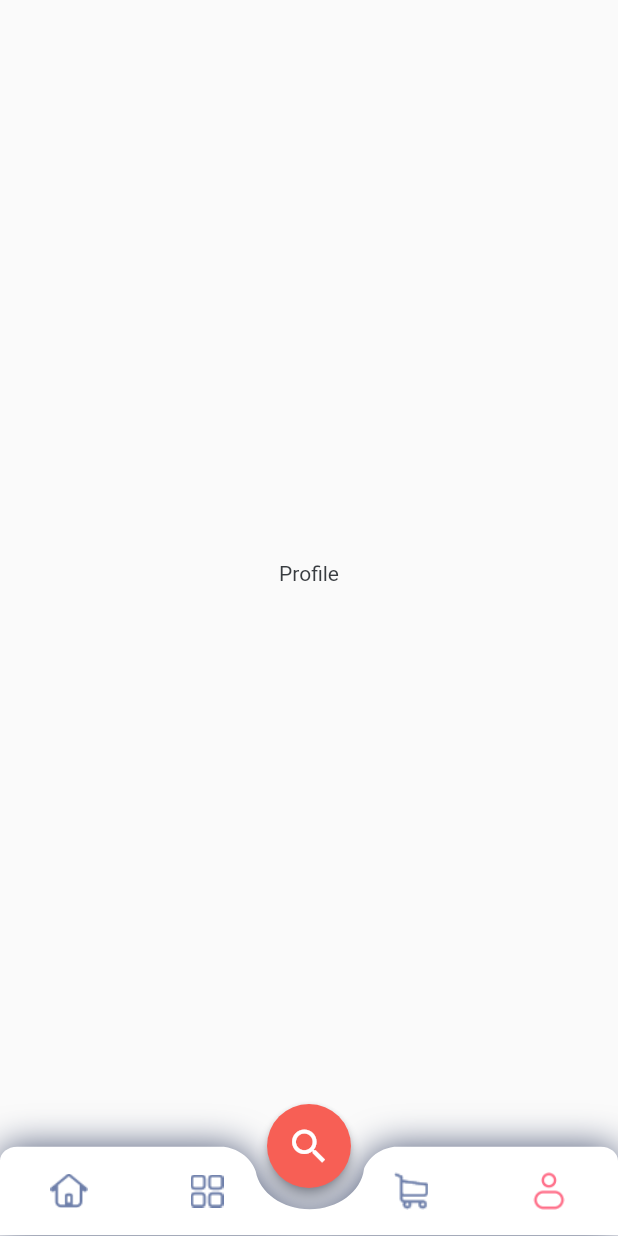
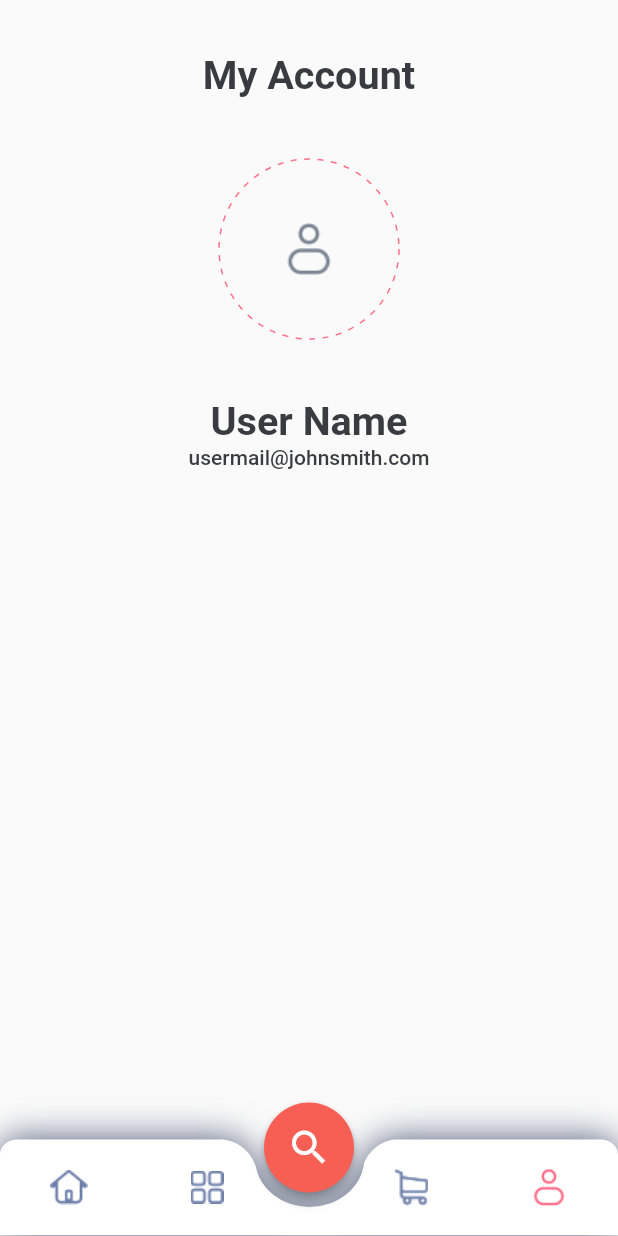
Before and after one commit to izajul/dokan_demo, a Flutter app: the screen it shows after launch, swiped to page 2, on a phone screen of 412 x 824 dp. Run offline on Flutter 3.47's test engine with Material 2 defaults, Android fonts, the phone set to English and light mode, and no system bars; drawn by our look-alikes of dotted_border.

Commit message:
profile.screen.dart create and few design done

```diff
--- a/lib/view/home.view.dart
+++ b/lib/view/home.view.dart
@@ -31,7 +31,12 @@ class _HomeState extends State<Home> {
         ),
       ),
 
-      floatingActionButton: FloatingActionButton(
+      floatingActionButton: Transform.translate(
+        offset: Offset(0, 6),
+        child: SizedBox(
+          width: 60,
+          height: 60,
+          child: FloatingActionButton(
             //Floating action button on Scaffold
             elevation: 3,
 
@@ -45,6 +50,8 @@ class _HomeState extends State<Home> {
               size: 30,
             ), //icon inside button
           ),
+        ),
+      ),
 
       floatingActionButtonLocation: FloatingActionButtonLocation.centerDocked,
       //floating action button position to center
@@ -55,9 +62,9 @@ class _HomeState extends State<Home> {
         color: Colors.transparent,
         shape: const CircularNotchedRectangle(),
         notchMargin:
-            8, //notche margin between floating button and bottom appbar
+            0, //notche margin between floating button and bottom appbar
         child: Container(
-          height: 60,
+          height: 65,
           decoration: ShapeDecoration(
             color: Colors.white,
             shape: BottomAppBarBorderShape(),
--- a/lib/view/screens/profile.screen.dart
+++ b/lib/view/screens/profile.screen.dart
@@ -1,13 +1,96 @@
+import 'package:dokan/utils/appearance.dart';
+import 'package:dotted_border/dotted_border.dart';
 import 'package:flutter/cupertino.dart';
+import 'package:flutter/material.dart';
 
 class Profile extends StatelessWidget {
   const Profile({Key? key}) : super(key: key);
 
   @override
   Widget build(BuildContext context) {
-    return Container(
-      alignment: Alignment.center,
-      child: Text("Profile"),
+    return Padding(
+      padding: const EdgeInsets.symmetric(horizontal: 33),
+      child: SingleChildScrollView(
+        physics: const ScrollPhysics(),
+        child: ListView(
+          physics: const NeverScrollableScrollPhysics(),
+          shrinkWrap: true,
+          children: [
+            Padding(
+              padding: const EdgeInsets.only(
+                top: 35,
+              ),
+              child: Center(
+                child: Text(
+                  "My Account",
+                  style: textTheme.headline5?.apply(fontSizeFactor: 1.2),
+                ),
+              ),
+            ),
+
+            /// Choose Profile Image , Image Picker
+            Padding(
+              padding: const EdgeInsets.only(top: 40, bottom: 40),
+              child: Center(
+                child: Stack(
+                  children: [
+                    DottedBorder(
+                        borderType: BorderType.Circle,
+                        padding: EdgeInsets.all(5),
+                        color: MyColors.primary,
+                        dashPattern: const [4, 5],
+                        child: SizedBox(
+                          width: 110,
+                          height: 110,
+                          child: ClipRRect(
+                            borderRadius:
+                                const BorderRadius.all(Radius.circular(50)),
+                            child: Image.asset("assets/imgs/user_ic.png"),
+                          ),
+                        )),
+                    /*Positioned(
+                        bottom: 0,
+                        right: 0,
+                        child: SizedBox(
+                          height: 30,
+                          width: 30,
+                          child: FloatingActionButton.small(
+                            onPressed: () {
+                              // _takeImage(ImageSource.camera);
+                            },
+                            child: const Icon(
+                              Icons.camera_alt_rounded,
+                              size: 15,
+                              color: Colors.white,
+                            ),
+                            elevation: 5,
+                            backgroundColor: MyColors.primaryAccent.shade800,
+                          ),
+                        ),
+                      ),*/
+                  ],
+                ),
+              ),
+            ),
+
+            /// Name Field
+            Center(
+              child: Text(
+                "User Name",
+                style: textTheme.headline5?.apply(fontSizeFactor: 1.2),
+              ),
+            ),
+
+            /// User mail
+            Center(
+              child: Text(
+                "usermail@johnsmith.com",
+                style: textTheme.bodyText1,
+              ),
+            )
+          ],
+        ),
+      ),
     );
   }
 }
--- a/pubspec.yaml
+++ b/pubspec.yaml
@@ -34,6 +34,7 @@ dependencies:
   # The following adds the Cupertino Icons font to your application.
   # Use with the CupertinoIcons class for iOS style icons.
   cupertino_icons: ^1.0.2
+  dotted_border: ^2.0.0+2
 
 dev_dependencies:
   flutter_test:
```
Also changed, not shown: pubspec.lock. Lines whose indentation alone changed are shown as unchanged.
